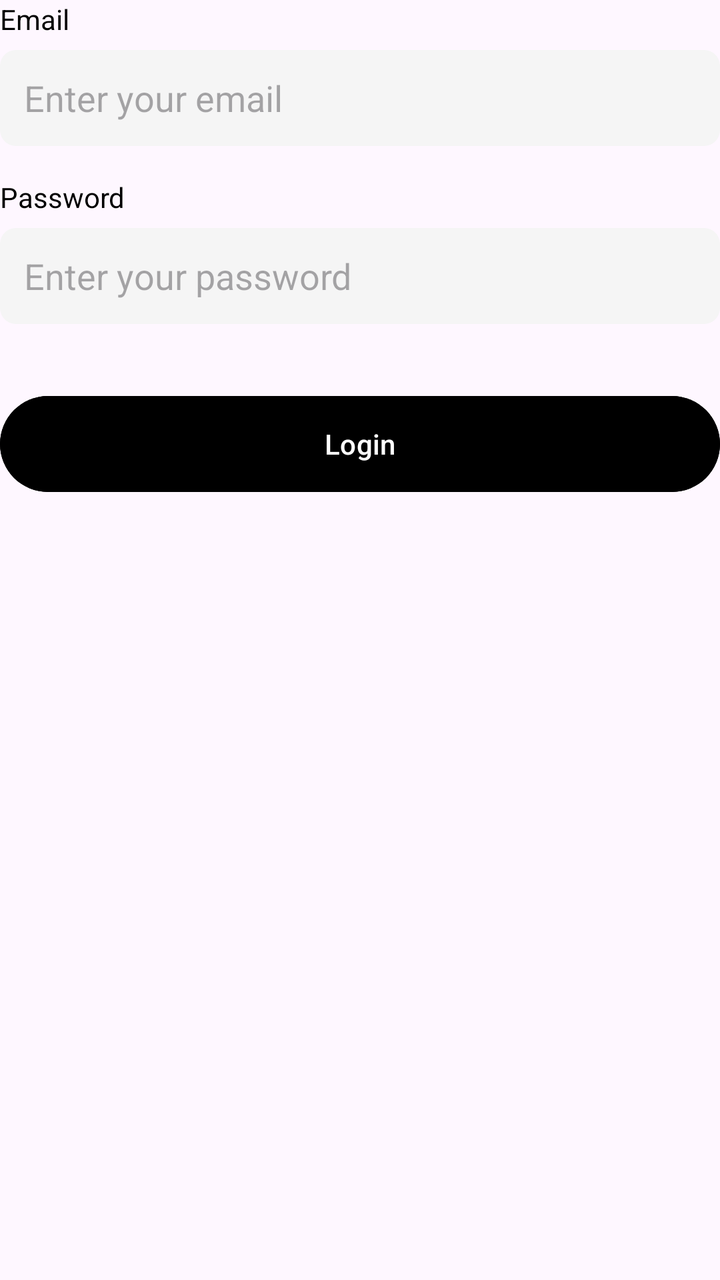
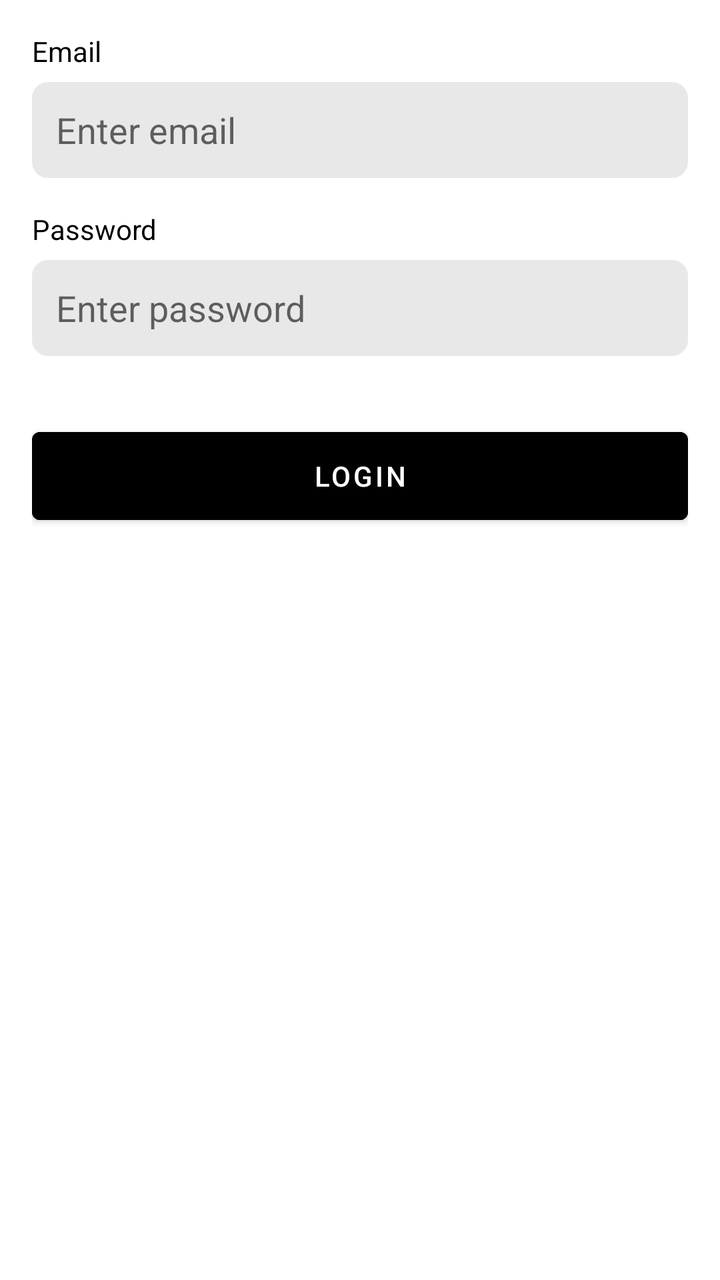

Screens rendered from an Android XML layout before and after an edit, with the pre-edit source and the edit as a unified diff.
<!-- AndroidManifest.xml: application theme Theme.SMD_A2 -->
<!-- res/layout/fragment_login.xml -->
<?xml version="1.0" encoding="utf-8"?>
<LinearLayout xmlns:android="http://schemas.android.com/apk/res/android"
    android:layout_width="match_parent"
    android:layout_height="match_parent"
    android:orientation="vertical">

    <TextView
        android:layout_width="wrap_content"
        android:layout_height="wrap_content"
        android:text="Email"
        android:textColor="@color/black"
        android:textSize="14sp"
        android:layout_marginBottom="6dp"/>

    <EditText
        android:id="@+id/etEmail"
        android:layout_width="match_parent"
        android:layout_height="48dp"
        android:hint="@string/email_hint"
        android:inputType="textEmailAddress"
        android:background="@drawable/input_background"
        android:paddingStart="12dp"
        android:paddingEnd="12dp"/>

    <TextView
        android:layout_width="wrap_content"
        android:layout_height="wrap_content"
        android:text="Password"
        android:textColor="@color/black"
        android:textSize="14sp"
        android:layout_marginTop="16dp"
        android:layout_marginBottom="6dp"/>

    <EditText
        android:id="@+id/etPassword"
        android:layout_width="match_parent"
        android:layout_height="48dp"
        android:hint="@string/password_hint"
        android:inputType="textPassword"
        android:background="@drawable/input_background"
        android:paddingStart="12dp"
        android:paddingEnd="12dp"/>

    <Button
        android:id="@+id/btnLogin"
        android:layout_width="match_parent"
        android:layout_height="56dp"
        android:text="@string/login"
        android:backgroundTint="@color/black"
        android:textColor="@color/white"
        android:layout_marginTop="32dp"/>

</LinearLayout>
<!-- resources referenced by this layout -->
<resources>
  <color name="black">#000000</color>
  <color name="white">#FFFFFF</color>
  <!-- drawable input_background (drawable) -->
  <?xml version="1.0" encoding="utf-8"?>
  <shape xmlns:android="http://schemas.android.com/apk/res/android">
      <solid android:color="@color/light_gray"/>
      <corners android:radius="8dp"/>
  </shape>
  <string name="email_hint">Enter your email</string>
  <string name="login">Login</string>
  <string name="password_hint">Enter your password</string>
  <style name="Theme.SMD_A2" parent="Base.Theme.SMD_A2" />
  <color name="light_gray">#F5F5F5</color>
  <style name="Base.Theme.SMD_A2" parent="Theme.Material3.DayNight.NoActionBar">
          
          
      </style>
</resources>

<!-- the commit's change to res/layout/fragment_login.xml (unified diff, before → after) -->
@@ -2,7 +2,14 @@
 <LinearLayout xmlns:android="http://schemas.android.com/apk/res/android"
     android:layout_width="match_parent"
     android:layout_height="match_parent"
-    android:orientation="vertical">
+    android:orientation="vertical"
+    android:padding="16dp">
+
+    <ProgressBar
+        android:id="@+id/progressBar"
+        android:layout_width="match_parent"
+        android:layout_height="wrap_content"
+        android:visibility="gone" />
 
     <TextView
         android:layout_width="wrap_content"
<!-- resource entries referenced after the edit -->
@@ -8,14 +8,17 @@
       <solid android:color="@color/light_gray"/>
       <corners android:radius="8dp"/>
   </shape>
-  <string name="email_hint">Enter your email</string>
+  <string name="email_hint">Enter email</string>
   <string name="login">Login</string>
-  <string name="password_hint">Enter your password</string>
-  <style name="Theme.SMD_A2" parent="Base.Theme.SMD_A2" />
-  <color name="light_gray">#F5F5F5</color>
-  <style name="Base.Theme.SMD_A2" parent="Theme.Material3.DayNight.NoActionBar">
-          
-          
+  <string name="password_hint">Enter password</string>
+  <style name="Theme.SMD_A2" parent="Theme.MaterialComponents.DayNight.NoActionBar">
+          <item name="colorPrimary">@color/primary</item>
+          <item name="colorPrimaryDark">@color/primary_dark</item>
+          <item name="colorAccent">@color/accent</item>
       </style>
+  <color name="light_gray">#E8E8E8</color>
+  <color name="primary">#6C63FF</color>
+  <color name="primary_dark">#4B44CC</color>
+  <color name="accent">#FF6584</color>
 </resources>
 
